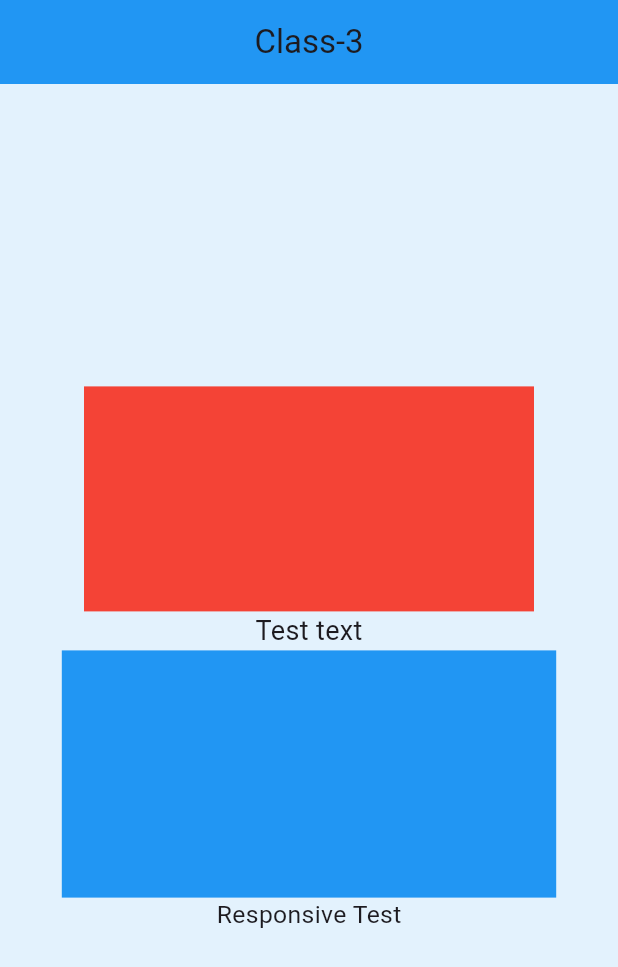
After one commit to taufiqurSabbir/ostad_flutter_14, a Flutter app: the screen it shows after launch, on a phone screen of 412 x 824 dp. The commit adds this screen. Shown: the top 967 px of the screen. Run offline on Flutter 3.47's test engine with Material 3 defaults, Android fonts, the light colour scheme and no system bars.

Commit message:
module 11 class - 3

```diff
--- a/lib/app.dart
+++ b/lib/app.dart
@@ -4,6 +4,7 @@ import 'home.dart';
 import 'module_10/class_3.dart';
 import 'module_11/class_1.dart';
 import 'module_11/class_2.dart';
+import 'module_11/class_3.dart';
 
 class MyAPP extends StatelessWidget {
   const MyAPP({super.key});
@@ -11,8 +12,51 @@ class MyAPP extends StatelessWidget {
   @override
   Widget build(BuildContext context) {
     return MaterialApp(
+      theme: ThemeData(
+        brightness: Brightness.light,
+        primaryColor: Colors.deepPurple,
+        primarySwatch: Colors.deepPurple,
+        scaffoldBackgroundColor: Colors.blue.shade50,
+
+        elevatedButtonTheme: ElevatedButtonThemeData(
+          style: ElevatedButton.styleFrom(
+            backgroundColor: Colors.blue,
+            foregroundColor: Colors.black,
+            shape: RoundedRectangleBorder(
+              borderRadius: BorderRadius.circular(8)
+            )
+          )
+        ),
+
+        inputDecorationTheme: InputDecorationTheme(
+
+            hintStyle: TextStyle(
+                fontSize: 18
+            ),
+            labelStyle: TextStyle(
+                fontSize: 18
+            ),
+            border: OutlineInputBorder(
+                borderRadius: BorderRadius.circular(20)
+            ),
+        ),
+
+        appBarTheme: AppBarTheme(
+            backgroundColor: Colors.blue,
+          centerTitle: true
+        ),
+
+          textTheme: TextTheme(
+            bodySmall: TextStyle(fontSize: 18)
+          )
+
+
+
+
+      ),
+
       title: 'Flutter 14',
-      home: Module11Class2(),
+      home: Module11Class3(),
     );
   }
 }
--- a/lib/module_11/class_1.dart
+++ b/lib/module_11/class_1.dart
@@ -15,21 +15,18 @@ class Module11Class1 extends StatelessWidget {
           child: Column(
             mainAxisAlignment: MainAxisAlignment.center,
             children: [
+
+
               TextField(
                 controller: phoneController,
                 keyboardType: TextInputType.phone,
                 decoration: InputDecoration(
                   helperText: 'Phone number',
                   hintText: 'Enter your Number',
-                  hintStyle: TextStyle(
-                    fontSize: 18
-                  ),
+
                   labelText: 'Phone Number',
                   labelStyle: TextStyle(
                     fontSize: 18
-                  ),
-                  border: OutlineInputBorder(
-                    borderRadius: BorderRadius.circular(50)
                   ),
 
                   prefixIcon: Icon(Icons.phone),
--- a/lib/module_11/class_2.dart
+++ b/lib/module_11/class_2.dart
@@ -12,7 +12,7 @@ class Module11Class2 extends StatelessWidget {
     final _formKey = GlobalKey<FormState>();
     return Scaffold(
       appBar: AppBar(
-        backgroundColor: Colors.orange,
+
         title: Text('Login'),
       ),
     body: SafeArea(
@@ -32,10 +32,7 @@ class Module11Class2 extends StatelessWidget {
                 width: 250,
               ),
               Text('Login with phone & Password',
-              style: TextStyle(
-                fontSize: 25,
-                fontWeight: FontWeight.w500
-              ),
+              style: Theme.of(context).textTheme.bodySmall
               ),
               SizedBox(height: 20,),
 
@@ -43,7 +40,6 @@ class Module11Class2 extends StatelessWidget {
                 controller: phoneController,
                 decoration: InputDecoration(
                   hintText: 'Phone number',
-                  border: OutlineInputBorder(),
                 ),
                 validator: (value){
                   if(value == null || value.isEmpty){
@@ -81,7 +77,7 @@ class Module11Class2 extends StatelessWidget {
                 width: 300,
                 child: ElevatedButton(
                     style: ElevatedButton.styleFrom(
-                      backgroundColor: Colors.orange,
+                      backgroundColor: Colors.red,
                       foregroundColor: Colors.white
                     ),
                     onPressed: (){
@@ -90,8 +86,27 @@ class Module11Class2 extends StatelessWidget {
                         Navigator.push(context, MaterialPageRoute(builder: (context)=>Home()));
                         // Navigator.pushReplacement(context, MaterialPageRoute(builder: (context)=>Home()));
                       }
+                    }, child: Text('Login',
+                  style: Theme.of(context).textTheme.bodySmall,
+                )),
+              ),
+              SizedBox(height: 20,),
+              SizedBox(
+                width: 300,
+                child: ElevatedButton(
+
+                    onPressed: (){
+                      if(_formKey.currentState!.validate()){
+
+                        Navigator.push(context, MaterialPageRoute(builder: (context)=>Home()));
+                        // Navigator.pushReplacement(context, MaterialPageRoute(builder: (context)=>Home()));
+                      }
                     }, child: Text('Login')),
               ),
+
+              SizedBox(height: 20,),
+
+              ElevatedButton(onPressed: (){}, child: Text('Test')),
 
 
               Stack(
--- /dev/null
+++ b/lib/module_11/class_3.dart
@@ -0,0 +1,51 @@
+import 'package:flutter/material.dart';
+class Module11Class3 extends StatelessWidget {
+  const Module11Class3({super.key});
+
+  @override
+  Widget build(BuildContext context) {
+    Size screenSize = MediaQuery.of(context).size;
+    double screenWidth = screenSize.width;
+    double screenHeight = screenSize.height;
+
+    return Scaffold(
+
+      appBar: AppBar(
+        title: Text('Class-3'),
+      ),
+      body: Center(
+        child: Column(
+          mainAxisAlignment: MainAxisAlignment.center,
+          children: [
+            Container(
+              height: 150,
+              width: 300,
+              color: Colors.red,
+            ),
+
+            Text('Test text',
+            style: TextStyle(
+              fontSize: 18
+            ),
+            ),
+
+
+            Container(
+              height: screenHeight * 0.2,
+              width: screenWidth * 0.8,
+
+              color: Colors.blue,
+            ),
+
+            Text('Responsive Test',
+            style: TextStyle(
+              fontSize: 0.04 * screenWidth
+            ),
+            )
+
+          ],
+        ),
+      ),
+    );
+  }
+}
```
